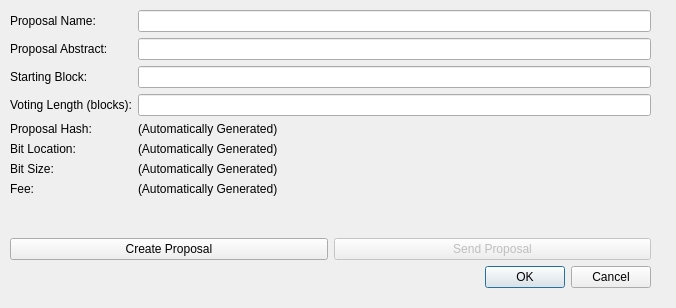
Old version of the form src/qt/forms/createproposaldialog.ui in the repository davidlatapie/HyperStake.
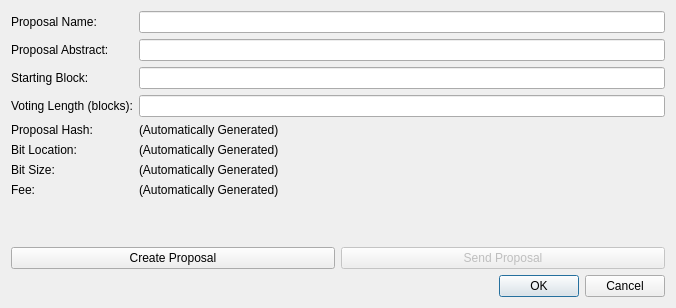
New version of the form.

Patch:
```diff
--- a/src/qt/forms/createproposaldialog.ui
+++ b/src/qt/forms/createproposaldialog.ui
@@ -13,15 +13,6 @@
   <property name="windowTitle">
    <string>Proposal Creation</string>
   </property>
-  <widget class="QWidget" name="verticalLayoutWidget">
-   <property name="geometry">
-    <rect>
-     <x>10</x>
-     <y>10</y>
-     <width>641</width>
-     <height>278</height>
-    </rect>
-   </property>
    <layout class="QVBoxLayout" name="verticalLayout">
     <item>
      <layout class="QFormLayout" name="formLayout">
@@ -155,7 +146,6 @@
      </widget>
     </item>
    </layout>
-  </widget>
  </widget>
  <resources/>
  <connections>
```
Lines whose indentation alone changed are shown as unchanged.
